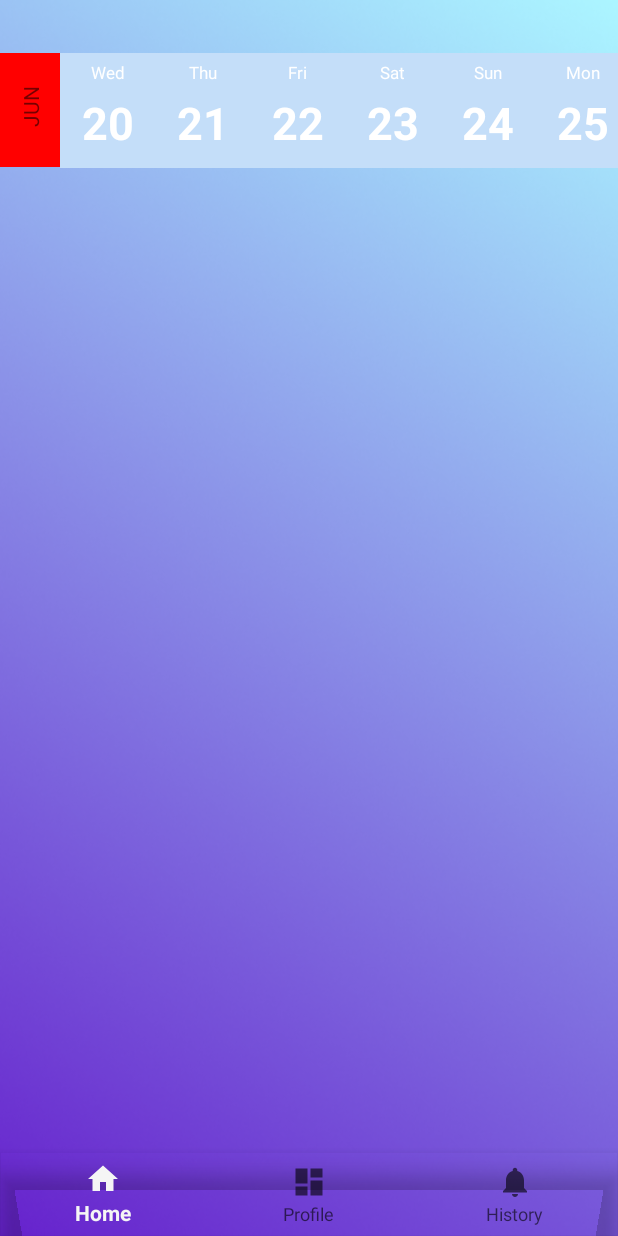
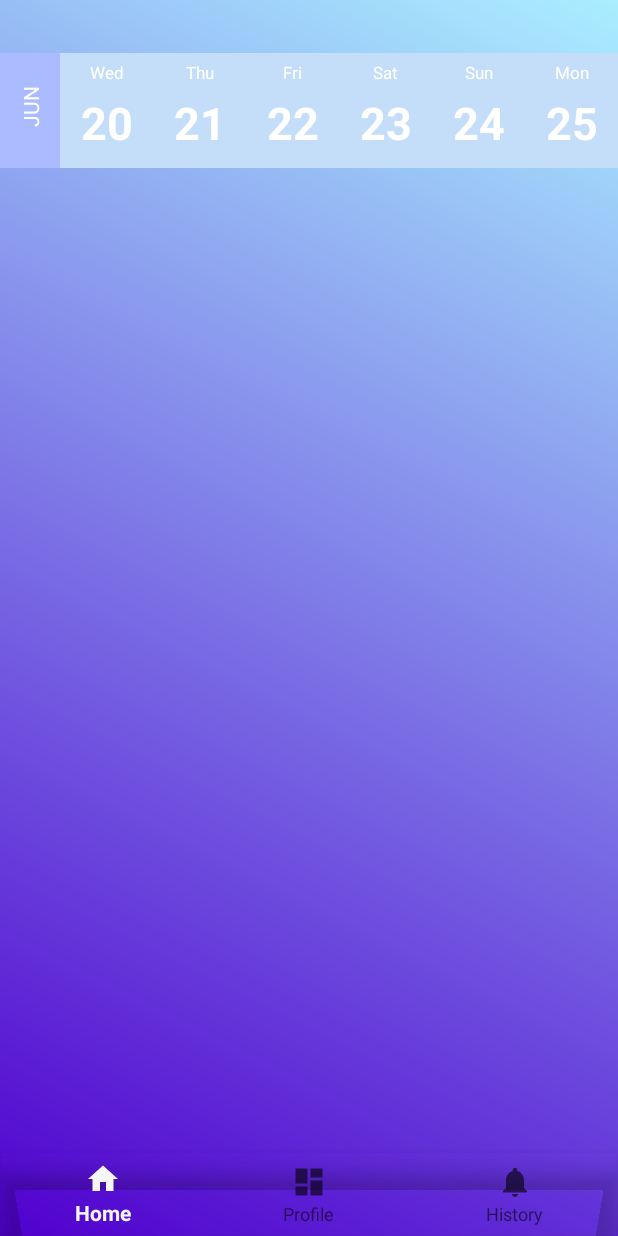
Before and after one commit to AndrewBarzu/LogReg, an Android app: the MainActivity screen opened directly, with no data from a screen before it, on a phone screen of 412 x 824 dp. Run offline under Robolectric (Android 15) with nearby library versions, the phone set to English and light mode, and no system bars; 2 statements that could not run were skipped.

Commit message:
gradient+ripple effect

```diff
--- a/app/src/main/java/com/example/xghos/Wrenchy/DateAdapter.java
+++ b/app/src/main/java/com/example/xghos/Wrenchy/DateAdapter.java
@@ -3,6 +3,7 @@ package com.example.xghos.Wrenchy;
 import android.content.Context;
 import android.content.res.Configuration;
 import android.graphics.Color;
+import android.support.v4.content.ContextCompat;
 import android.support.v7.widget.RecyclerView;
 import android.util.Log;
 import android.view.LayoutInflater;
@@ -25,9 +26,12 @@ public class DateAdapter extends RecyclerView.Adapter<DateAdapter.MyHolder> impl
     private View prevSelectedItem;
     private OfferAdapter offerAdapter;
     private ListView mListView;
+    private Context mContext;
 
     public DateAdapter(Context context, Calendar mStartDate, Calendar mEndDate, ListView listView) {  //initializarea clasei si a listei cu date afisate
         mListView = listView;
+
+        mContext = context;
 
         offerAdapter = new OfferAdapter(context, R.layout.offer_item); //TODO server, trimiterea zilei impreuna cu user_id si request, astfel incat raspunsul sa contina doar ofertele din ziua respectiva
 
@@ -93,7 +97,7 @@ public class DateAdapter extends RecyclerView.Adapter<DateAdapter.MyHolder> impl
     public void bindHeaderData(View header, int headerPosition) {  //construirea obiectelor de tip header_item
         String month = mDates.get(headerPosition).getMonth();
         month = month.substring(0, 3);
-        header.setBackgroundColor(Color.RED);
+        header.setBackgroundColor(Color.parseColor("#aabbff"));
         TextView TVMonth = header.findViewById(R.id.month);
         TVMonth.setText(month);
     }
@@ -120,11 +124,11 @@ public class DateAdapter extends RecyclerView.Adapter<DateAdapter.MyHolder> impl
                     if(prevSelectedItem == null){
                         prevSelectedItem = v;
                         prevSelectedItem.setClickable(false);
-                        prevSelectedItem.setBackgroundColor(Color.parseColor("#7776F3"));
+                        prevSelectedItem.setBackground(mContext.getDrawable(R.drawable.date_item_bg));
                     }
                     else{
                         v.setClickable(false);
-                        v.setBackgroundColor(Color.parseColor("#7776F3"));
+                        v.setBackground(mContext.getDrawable(R.drawable.date_item_bg));
                         prevSelectedItem.setClickable(true);
                         prevSelectedItem.setBackgroundColor(Color.parseColor("#C4DEF9"));
                         prevSelectedItem = v;
@@ -154,7 +158,7 @@ public class DateAdapter extends RecyclerView.Adapter<DateAdapter.MyHolder> impl
     public void onBindViewHolder(MyHolder holder, int position) {
         if(getItemViewType(position)==0){   //header
             holder.month.setText(mDates.get(position).getMonth().substring(0, 3));
-            holder.itemView.setBackgroundColor(Color.RED);
+            holder.itemView.setBackgroundColor(Color.parseColor("#aabbff"));
             holder.itemView.setClickable(false);
         }
         else {   //restul itemilor
--- a/app/src/main/java/com/example/xghos/Wrenchy/Helper.java
+++ b/app/src/main/java/com/example/xghos/Wrenchy/Helper.java
@@ -120,7 +120,7 @@ public class Helper {
 
     public String getStringFromBitmap(Bitmap profileImageBitmap) {
         ByteArrayOutputStream stream = new ByteArrayOutputStream();
-        profileImageBitmap.compress(Bitmap.CompressFormat.JPEG, 50, stream);
+        profileImageBitmap.compress(Bitmap.CompressFormat.JPEG, 100, stream);
         byte[] arr = stream.toByteArray();
         return Base64.encodeToString(arr, Base64.DEFAULT);
     }
--- a/app/src/main/java/com/example/xghos/Wrenchy/NavigationFragment.java
+++ b/app/src/main/java/com/example/xghos/Wrenchy/NavigationFragment.java
@@ -18,7 +18,7 @@ public class NavigationFragment extends Fragment {
 
     //Fragmentul in care se afiseaza Viewpagerul, cu cele 2 fragmente de profil si calendar(home)
 
-    private ViewPager viewPager;
+    public ViewPager viewPager;
 
     HomeFragment mHomeFragment;
     ProfileFragment mProfileFragment;
--- /dev/null
+++ b/app/src/main/res/drawable/background_gradient.xml
@@ -0,0 +1,9 @@
+<?xml version="1.0" encoding="utf-8"?>
+<shape xmlns:android="http://schemas.android.com/apk/res/android">
+    <gradient
+        android:type="linear"
+        android:startColor="#aaeeff"
+        android:endColor="#5000ce"
+        android:angle="225"
+        />
+</shape>
--- a/app/src/main/res/drawable/date_item_bg.xml
+++ b/app/src/main/res/drawable/date_item_bg.xml
@@ -3,7 +3,7 @@
 <item>
     <shape android:shape="rectangle">
         <solid
-            android:color="#C4DEF9"
+            android:color="#aabbff"
             />
     </shape>
 </item>
--- a/app/src/main/res/layout/activity_main.xml
+++ b/app/src/main/res/layout/activity_main.xml
@@ -5,7 +5,7 @@
     android:layout_width="match_parent"
     android:layout_height="match_parent"
     android:fitsSystemWindows="true"
-    android:background="@drawable/homebg">
+    android:background="@drawable/background_gradient">
 
     <!-- Layout to contain contents of main body of screen (drawer will slide over this) -->
     <!--<FrameLayout-->
--- a/app/src/main/res/layout/date_item.xml
+++ b/app/src/main/res/layout/date_item.xml
@@ -1,9 +1,9 @@
 <?xml version="1.0" encoding="utf-8"?>
 <android.support.constraint.ConstraintLayout xmlns:android="http://schemas.android.com/apk/res/android"
     xmlns:app="http://schemas.android.com/apk/res-auto"
-    android:layout_width="63dp"
+    android:layout_width="62dp"
     android:layout_height="wrap_content"
-    android:background="@drawable/date_item_bg">
+    android:background="#C4DEF9">
 
     <TextView
         android:id="@+id/dayName"
--- a/app/src/main/res/layout/fragment_navigation.xml
+++ b/app/src/main/res/layout/fragment_navigation.xml
@@ -5,7 +5,6 @@
     android:id="@+id/container"
     android:layout_width="match_parent"
     android:layout_height="match_parent"
-    android:background="@drawable/homebg"
     tools:context=".NavigationFragment">
 
     <android.support.design.widget.BottomNavigationView
--- a/app/src/main/res/layout/header_item.xml
+++ b/app/src/main/res/layout/header_item.xml
@@ -2,7 +2,7 @@
 <android.support.constraint.ConstraintLayout xmlns:android="http://schemas.android.com/apk/res/android"
     xmlns:app="http://schemas.android.com/apk/res-auto"
     android:layout_width="40dp"
-    android:layout_height="76dp">
+    android:layout_height="76.5dp">
 
     <TextView
         android:id="@+id/month"
@@ -10,6 +10,7 @@
         android:layout_height="wrap_content"
         android:rotation="270"
         android:textSize="14sp"
+        android:textColor="@android:color/white"
         app:layout_constraintBottom_toBottomOf="parent"
         app:layout_constraintEnd_toEndOf="parent"
         app:layout_constraintHorizontal_bias="0.5"
--- a/app/src/main/res/values/strings.xml
+++ b/app/src/main/res/values/strings.xml
@@ -31,4 +31,7 @@
     <string name="confirm_newp">Confirm password</string>
     <string name="change_password">Change password</string>
 
+    <!-- TODO: Remove or change this placeholder text -->
+    <string name="hello_blank_fragment">Hello blank fragment</string>
+
 </resources>
```
Also changed, not shown: app/src/main/java/com/example/xghos/Wrenchy/MainActivity.java (+22 -21 lines), app/src/main/java/com/example/xghos/Wrenchy/OfferFragment.java (added, +48 -0 lines), app/src/main/res/layout/fragment_offer.xml (added, +10 -0 lines).
